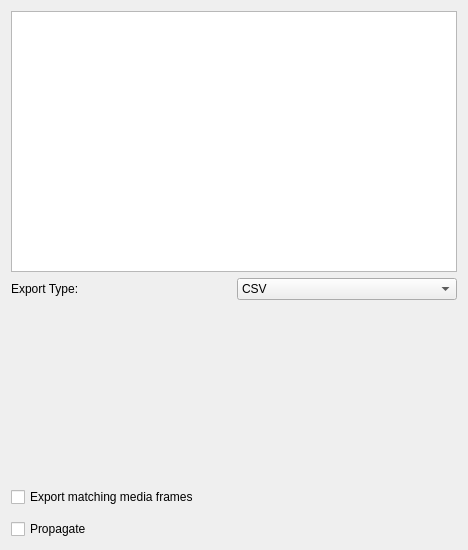
This is src/WhiskerToolbox/DataManager_Widget/Point_Widget/Point_Widget.ui in paulmthompson/WhiskerToolbox as Qt 5 draws it before an edit. The edited form follows.
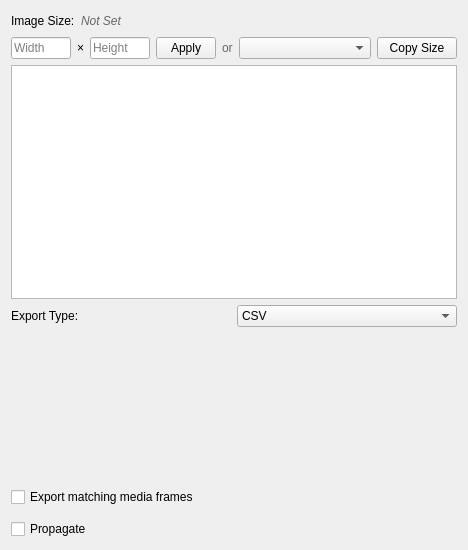
This is the edited form. Custom widgets are drawn as their Qt base class.

Commit message: image size scaling added to point data

```diff
--- a/src/WhiskerToolbox/DataManager_Widget/Point_Widget/Point_Widget.ui
+++ b/src/WhiskerToolbox/DataManager_Widget/Point_Widget/Point_Widget.ui
@@ -20,6 +20,130 @@
    <string>Form</string>
   </property>
   <layout class="QVBoxLayout" name="mainVerticalLayout">
+   <item>
+    <layout class="QVBoxLayout" name="imageSizeMainLayout">
+     <item>
+      <layout class="QHBoxLayout" name="imageSizeLayout">
+       <item>
+        <widget class="QLabel" name="label_image_size">
+         <property name="text">
+          <string>Image Size:</string>
+         </property>
+        </widget>
+       </item>
+       <item>
+        <widget class="QLabel" name="image_size_status_label">
+         <property name="text">
+          <string>Not Set</string>
+         </property>
+         <property name="styleSheet">
+          <string>color: #666666; font-style: italic;</string>
+         </property>
+        </widget>
+       </item>
+       <item>
+        <spacer name="horizontalSpacer_imageSize">
+         <property name="orientation">
+          <enum>Qt::Orientation::Horizontal</enum>
+         </property>
+         <property name="sizeHint" stdset="0">
+          <size>
+           <width>40</width>
+           <height>20</height>
+          </size>
+         </property>
+        </spacer>
+       </item>
+      </layout>
+     </item>
+     <item>
+      <layout class="QHBoxLayout" name="imageSizeControlsLayout">
+       <item>
+        <widget class="QLineEdit" name="image_width_edit">
+         <property name="placeholderText">
+          <string>Width</string>
+         </property>
+         <property name="maximumSize">
+          <size>
+           <width>80</width>
+           <height>16777215</height>
+          </size>
+         </property>
+        </widget>
+       </item>
+       <item>
+        <widget class="QLabel" name="label_x_separator">
+         <property name="text">
+          <string>×</string>
+         </property>
+        </widget>
+       </item>
+       <item>
+        <widget class="QLineEdit" name="image_height_edit">
+         <property name="placeholderText">
+          <string>Height</string>
+         </property>
+         <property name="maximumSize">
+          <size>
+           <width>80</width>
+           <height>16777215</height>
+          </size>
+         </property>
+        </widget>
+       </item>
+       <item>
+        <widget class="QPushButton" name="apply_image_size_button">
+         <property name="text">
+          <string>Apply</string>
+         </property>
+         <property name="maximumSize">
+          <size>
+           <width>60</width>
+           <height>16777215</height>
+          </size>
+         </property>
+        </widget>
+       </item>
+       <item>
+        <widget class="QLabel" name="label_or">
+         <property name="text">
+          <string>or</string>
+         </property>
+         <property name="styleSheet">
+          <string>color: #666666;</string>
+         </property>
+        </widget>
+       </item>
+       <item>
+        <widget class="QComboBox" name="copy_from_media_combo">
+         <property name="placeholderText">
+          <string>Copy from media...</string>
+         </property>
+         <property name="maximumSize">
+          <size>
+           <width>150</width>
+           <height>16777215</height>
+          </size>
+         </property>
+        </widget>
+       </item>
+       <item>
+        <widget class="QPushButton" name="copy_image_size_button">
+         <property name="text">
+          <string>Copy Size</string>
+         </property>
+         <property name="maximumSize">
+          <size>
+           <width>80</width>
+           <height>16777215</height>
+          </size>
+         </property>
+        </widget>
+       </item>
+      </layout>
+     </item>
+    </layout>
+   </item>
    <item>
     <widget class="QTableView" name="tableView"/>
    </item>
```
The commit also changes 2 other files.
